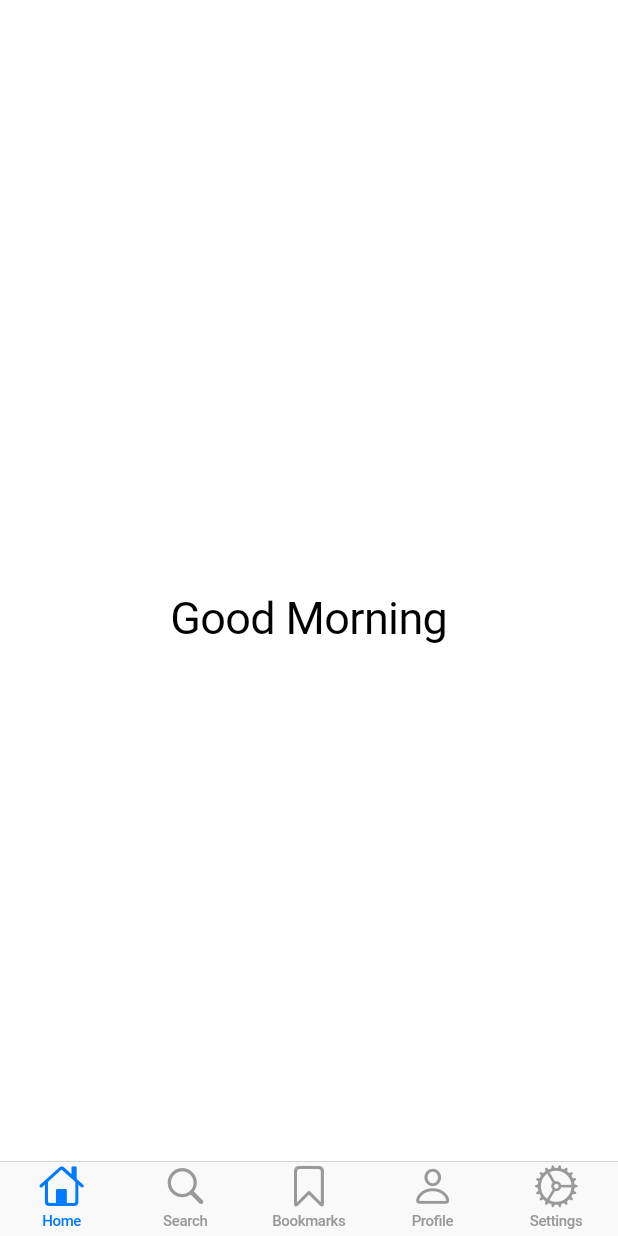
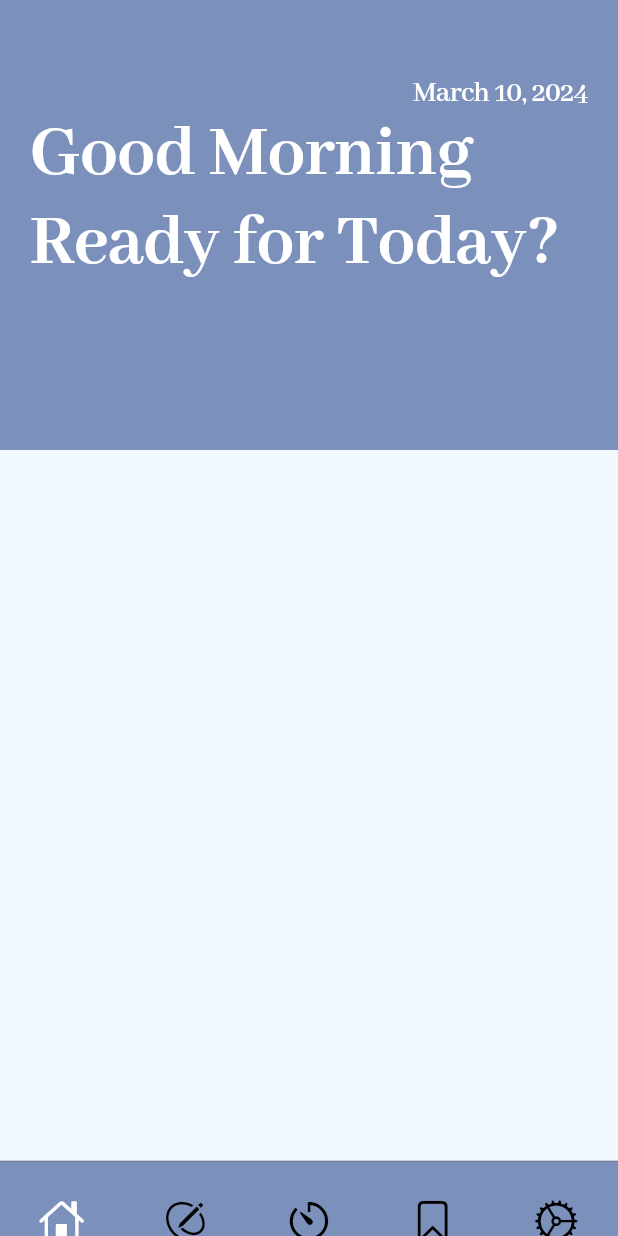
Before and after one commit to eun-chae-s/Haru, a Flutter app: the AppNavigator screen opened directly, on a phone screen of 412 x 824 dp. Run offline on Flutter 3.47's test engine with Material 3 defaults, Android fonts, the phone set to English and light mode, and no system bars.

```diff
--- a/lib/app/core/constant/constants.dart
+++ b/lib/app/core/constant/constants.dart
@@ -14,3 +14,4 @@ const String signIn = 'Sign In';
 // Color
 const Color backgroundColor = Color(0xFF7B91BC);
 const Color buttonColor = Color(0xFF132C5D);
+const Color lightBackgroundColor = Color(0xFFF2F9FF);
--- a/lib/app/modules/home/view/home_view.dart
+++ b/lib/app/modules/home/view/home_view.dart
@@ -1,7 +1,7 @@
 // can you make a Home Page with a header with saying "good morning", "good evening" based on current time?
 import 'package:flutter/cupertino.dart';
-// import 'package:flutter/material.dart';
-// import 'package:haru/app/core/constant/constants.dart';
+import 'package:haru/app/core/constant/constants.dart';
+import 'package:intl/intl.dart';
 
 class HomePage extends StatefulWidget {
   const HomePage({super.key});
@@ -13,23 +13,78 @@ class HomePage extends StatefulWidget {
 class _HomePageState extends State<HomePage> {
   @override
   Widget build(BuildContext context) {
-    final currentTime = DateTime.now();
-    final hour = currentTime.hour;
+    return const CupertinoPageScaffold(
+      backgroundColor: lightBackgroundColor,
+      child: SizedBox(
+          width: double.infinity,
+          child: Column(
+            children: <Widget>[
+              Header(),
+            ],
+          )),
+    );
+  }
+}
+
+class Header extends StatelessWidget {
+  const Header({super.key});
+
+  @override
+  Widget build(BuildContext context) {
+    var currentTime = DateTime.now(); // add localization
+    DateFormat dateFormat = DateFormat('MMMM dd, yyyy');
+    String currentDate = dateFormat.format(currentTime);
+    var hour = currentTime.hour;
     String greeting = '';
+    String cheer = '';
     if (hour < 12) {
       greeting = 'Good Morning';
+      cheer = 'Ready for Today?';
     } else if (hour < 17) {
       greeting = 'Good Afternoon';
+      cheer = 'How has your day been?';
     } else {
       greeting = 'Good Evening';
+      cheer = 'Keep going!';
     }
 
-    return CupertinoPageScaffold(
-      child: Center(
-        child: Text(
-          greeting,
-          style: const TextStyle(fontSize: 30),
-        ),
+    return Container(
+      height: 300,
+      width: double.infinity,
+      padding: const EdgeInsets.only(top: 50.0, left: 20.0, right: 20.0),
+      color: backgroundColor,
+      child: Column(
+        crossAxisAlignment: CrossAxisAlignment.stretch,
+        children: <Widget>[
+          Text(
+            currentDate,
+            style: const TextStyle(
+              fontSize: 20,
+              fontWeight: FontWeight.w600,
+              color: CupertinoColors.white,
+              fontFamily: 'AbhayaLibre',
+            ),
+            textAlign: TextAlign.end,
+          ),
+          Text(
+            greeting,
+            style: const TextStyle(
+              fontSize: 50,
+              fontWeight: FontWeight.w700,
+              color: CupertinoColors.white,
+              fontFamily: 'AbhayaLibre',
+            ),
+          ),
+          Text(
+            cheer,
+            style: const TextStyle(
+              fontSize: 50,
+              fontWeight: FontWeight.w700,
+              color: CupertinoColors.white,
+              fontFamily: 'AbhayaLibre',
+            ),
+          ),
+        ],
       ),
     );
   }
--- a/lib/app/modules/navigator/view/app_navigator.dart
+++ b/lib/app/modules/navigator/view/app_navigator.dart
@@ -1,6 +1,8 @@
 // REFERENCE: https://blog.logrocket.com/how-to-build-a-bottom-navigation-bar-in-flutter/
 import 'package:flutter/cupertino.dart';
+import 'package:flutter/material.dart';
 import 'package:haru/app/modules/home/view/home_view.dart';
+import 'package:haru/app/core/constant/constants.dart';
 
 class AppNavigator extends StatefulWidget {
   const AppNavigator({super.key});
@@ -24,26 +26,45 @@ class _AppNavigatorState extends State<AppNavigator> {
 
     return CupertinoTabScaffold(
       tabBar: CupertinoTabBar(
-        items: const [
+        backgroundColor: backgroundColor,
+        activeColor: Colors.white,
+        inactiveColor: Colors.black,
+        height: 50.0,
+        items: [
           BottomNavigationBarItem(
-            icon: Icon(CupertinoIcons.home),
-            label: 'Home',
+            icon: Container(
+              padding: const EdgeInsets.symmetric(vertical: 25),
+              child: const Icon(CupertinoIcons.home),
+            ),
+            tooltip: 'Home',
           ),
           BottomNavigationBarItem(
-            icon: Icon(CupertinoIcons.search),
-            label: 'Search',
+            icon: Container(
+              padding: const EdgeInsets.symmetric(vertical: 25),
+              child: const Icon(CupertinoIcons.pencil_outline),
+            ),
+            tooltip: 'Progress',
           ),
           BottomNavigationBarItem(
-            icon: Icon(CupertinoIcons.bookmark),
-            label: 'Bookmarks',
+            icon: Container(
+              padding: const EdgeInsets.symmetric(vertical: 25),
+              child: const Icon(CupertinoIcons.timer),
+            ),
+            tooltip: 'Create',
           ),
           BottomNavigationBarItem(
-            icon: Icon(CupertinoIcons.person),
-            label: 'Profile',
+            icon: Container(
+              padding: const EdgeInsets.symmetric(vertical: 25),
+              child: const Icon(CupertinoIcons.bookmark),
+            ),
+            tooltip: 'Timer',
           ),
           BottomNavigationBarItem(
-            icon: Icon(CupertinoIcons.settings),
-            label: 'Settings',
+            icon: Container(
+              padding: const EdgeInsets.symmetric(vertical: 25),
+              child: const Icon(CupertinoIcons.settings),
+            ),
+            tooltip: 'Settings',
           ),
         ],
         currentIndex: _currentIndex,
--- a/pubspec.yaml
+++ b/pubspec.yaml
@@ -35,6 +35,7 @@ dependencies:
   # The following adds the Cupertino Icons font to your application.
   # Use with the CupertinoIcons class for iOS style icons.
   cupertino_icons: ^1.0.2
+  intl: ^0.19.0
 
 dev_dependencies:
   flutter_test:
```
Also changed, not shown: pubspec.lock.
